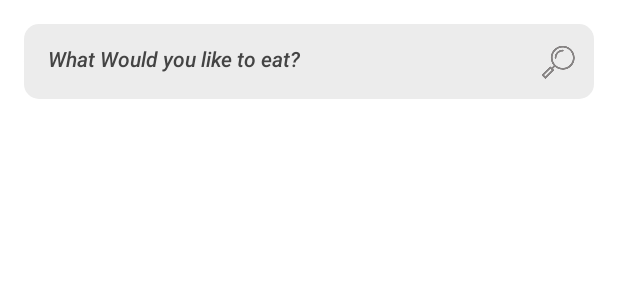
After one commit to vokrob/FoodApp-2, an Android app built with Jetpack Compose: the @Preview function Search, on a phone screen of 412 x 824 dp. The commit adds this screen. Shown: the top 300 px of the screen. Run offline under Robolectric (Android 15) with nearby library versions, the phone set to English and light mode, and no system bars.

Commit message:
Add search

```diff
--- a/app/src/main/java/com/vokrob/foodapp_2/Activity/Dashboard/MainActivity.kt
+++ b/app/src/main/java/com/vokrob/foodapp_2/Activity/Dashboard/MainActivity.kt
@@ -55,6 +55,7 @@ fun MainScreen() {
         ) {
             item { TopBar() }
             item { Banner(banners, showBannerLoading) }
+            item { Search() }
         }
     }
 }
--- /dev/null
+++ b/app/src/main/java/com/vokrob/foodapp_2/Activity/Dashboard/Search.kt
@@ -0,0 +1,69 @@
+package com.vokrob.foodapp_2.Activity.Dashboard
+
+import androidx.compose.foundation.Image
+import androidx.compose.foundation.background
+import androidx.compose.foundation.layout.fillMaxWidth
+import androidx.compose.foundation.layout.height
+import androidx.compose.foundation.layout.padding
+import androidx.compose.foundation.layout.size
+import androidx.compose.foundation.shape.CircleShape
+import androidx.compose.foundation.shape.RoundedCornerShape
+import androidx.compose.material.TextField
+import androidx.compose.material.TextFieldDefaults
+import androidx.compose.material3.Text
+import androidx.compose.runtime.Composable
+import androidx.compose.runtime.getValue
+import androidx.compose.runtime.mutableStateOf
+import androidx.compose.runtime.saveable.rememberSaveable
+import androidx.compose.runtime.setValue
+import androidx.compose.ui.Modifier
+import androidx.compose.ui.graphics.Color
+import androidx.compose.ui.res.colorResource
+import androidx.compose.ui.res.painterResource
+import androidx.compose.ui.text.font.FontStyle
+import androidx.compose.ui.text.font.FontWeight
+import androidx.compose.ui.tooling.preview.Preview
+import androidx.compose.ui.unit.dp
+import com.vokrob.foodapp_2.R
+
+@Preview
+@Composable
+fun Search() {
+    var text by rememberSaveable { mutableStateOf("") }
+
+    TextField(
+        value = text,
+        onValueChange = { text = it },
+        label = {
+            Text(
+                text = "What Would you like to eat?",
+                fontStyle = FontStyle.Italic,
+                fontWeight = FontWeight.SemiBold,
+                color = Color.DarkGray
+            )
+        },
+        trailingIcon = {
+            Image(
+                painter = painterResource(R.drawable.search),
+                contentDescription = null,
+                modifier = Modifier.size(22.dp)
+            )
+        },
+        shape = RoundedCornerShape(10.dp),
+        colors = TextFieldDefaults.outlinedTextFieldColors(
+            backgroundColor = colorResource(R.color.grey),
+            focusedBorderColor = Color.Transparent,
+            unfocusedLabelColor = Color.Transparent,
+            textColor = Color.DarkGray,
+            unfocusedBorderColor = Color.Transparent
+        ),
+        modifier = Modifier
+            .fillMaxWidth()
+            .padding(16.dp)
+            .height(50.dp)
+            .background(
+                color = colorResource(R.color.grey),
+                shape = CircleShape
+            )
+    )
+}
```
